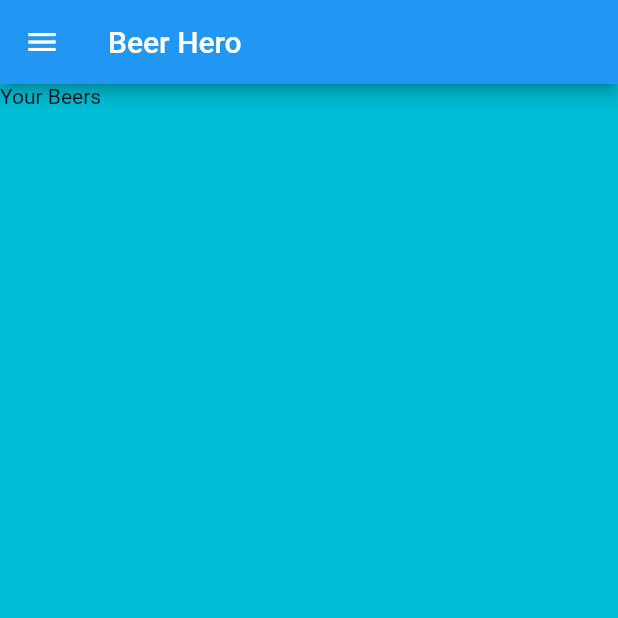
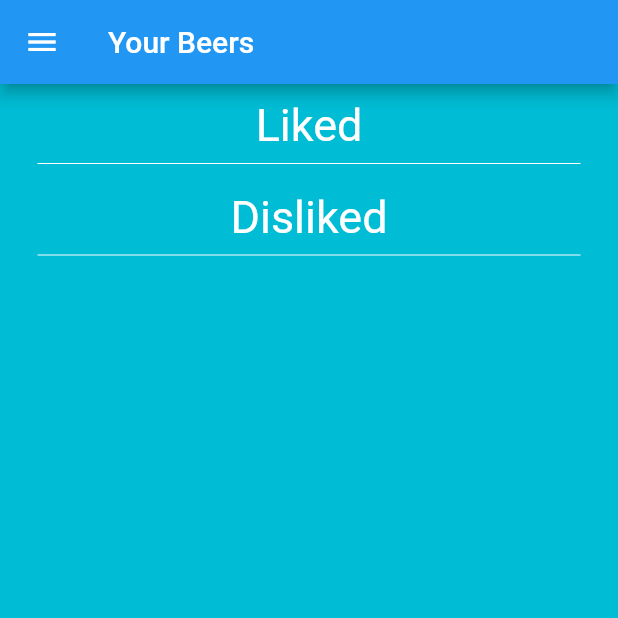
Before and after one commit to Beer-Hero/beer-hero, a Flutter app: the YourBeersPage screen opened by its route, on a phone screen of 412 x 824 dp, the top half of it. Run offline on Flutter 3.47's test engine with Material 2 defaults, Android fonts, the phone set to English and light mode, and no system bars; our stand-ins replace cloud_firestore, firebase_auth; accounts and stored records are empty; network calls fail; statements that could not run were skipped.

Commit message:
Implememnt YourBeersPage

```diff
--- a/lib/model/beer.dart
+++ b/lib/model/beer.dart
@@ -1,4 +1,6 @@
 import 'package:cloud_firestore/cloud_firestore.dart';
+
+enum BeerStatus { LIKED, DISLIKED, UNKNOWN }
 
 class Beer {
   final String beerId;
@@ -13,8 +15,8 @@ class Beer {
   final dynamic abv;
   final dynamic ibu;
 
-  Beer(
-      {this.beerId,
+  Beer({
+    this.beerId,
     this.brewerId,
     this.brewerName,
     this.name,
@@ -24,7 +26,8 @@ class Beer {
     this.styleName,
     this.description,
     this.abv,
-      this.ibu});
+    this.ibu,
+  });
 
   static Beer fromMap(final String beerId, final Map<String, dynamic> data) {
     return new Beer(
--- a/lib/pages/your_beers_page.dart
+++ b/lib/pages/your_beers_page.dart
@@ -1,11 +1,44 @@
+import 'package:beer_hero/widgets/beer_list_views/user_beer_list_view.dart';
 import 'package:beer_hero/widgets/global_scaffold.dart';
 import 'package:flutter/material.dart';
 
 class YourBeersPage extends StatelessWidget {
   @override
   Widget build(BuildContext context) {
+    final TextStyle style = new TextStyle(fontSize: 30.0, color: Theme.of(context).primaryTextTheme.title.color);
+
     return new GlobalScaffold(
-      body: new Text('Your Beers'),
+      titleText: 'Your Beers',
+      body: new ListView(
+        children: <Widget>[
+          new Padding(padding: EdgeInsets.only(top: 10.0)),
+          new Text(
+            'Liked',
+            textAlign: TextAlign.center,
+            style: style,
+          ),
+          Padding(
+            padding: const EdgeInsets.symmetric(horizontal: 25.0),
+            child: new Divider(
+              color: Colors.white,
+            ),
+          ),
+          new UserBeerListView('likedBeers'),
+          new Padding(padding: EdgeInsets.only(top: 10.0)),
+          new Text(
+            'Disliked',
+            textAlign: TextAlign.center,
+            style: style,
+          ),
+          Padding(
+            padding: const EdgeInsets.symmetric(horizontal: 25.0),
+            child: new Divider(
+              color: Colors.white,
+            ),
+          ),
+          new UserBeerListView('dislikedBeers'),
+        ],
+      ),
     );
   }
 }
--- a/lib/widgets/trending_feed.dart
+++ b/lib/widgets/trending_feed.dart
@@ -33,8 +33,9 @@ class TrendingFeedState extends State<TrendingFeed> {
   Widget build(BuildContext context) {
     final List<BeerCard> beerCards = [];
     for (final Beer beer in beers) {
-      beerCards.add(new BeerCard(beer));
+      beerCards.add(new BeerCard(beer: beer));
     }
+
     return new Center(
       child: new ListView(
         children: beerCards,
```
Also changed, not shown: lib/pages/splash_page.dart (+12 -0 lines), lib/pages/trending_page.dart (+8 -4 lines), lib/widgets/beer_card.dart (+111 -2 lines), lib/widgets/beer_list_views/beer_list_view.dart (added, +23 -0 lines), lib/widgets/beer_list_views/document_list_view.dart (added, +61 -0 lines), lib/widgets/beer_list_views/query_list_view.dart (added, +57 -0 lines), lib/widgets/beer_list_views/user_beer_list_view.dart (added, +55 -0 lines), 1 other file. Lines whose indentation alone changed are shown as unchanged.
